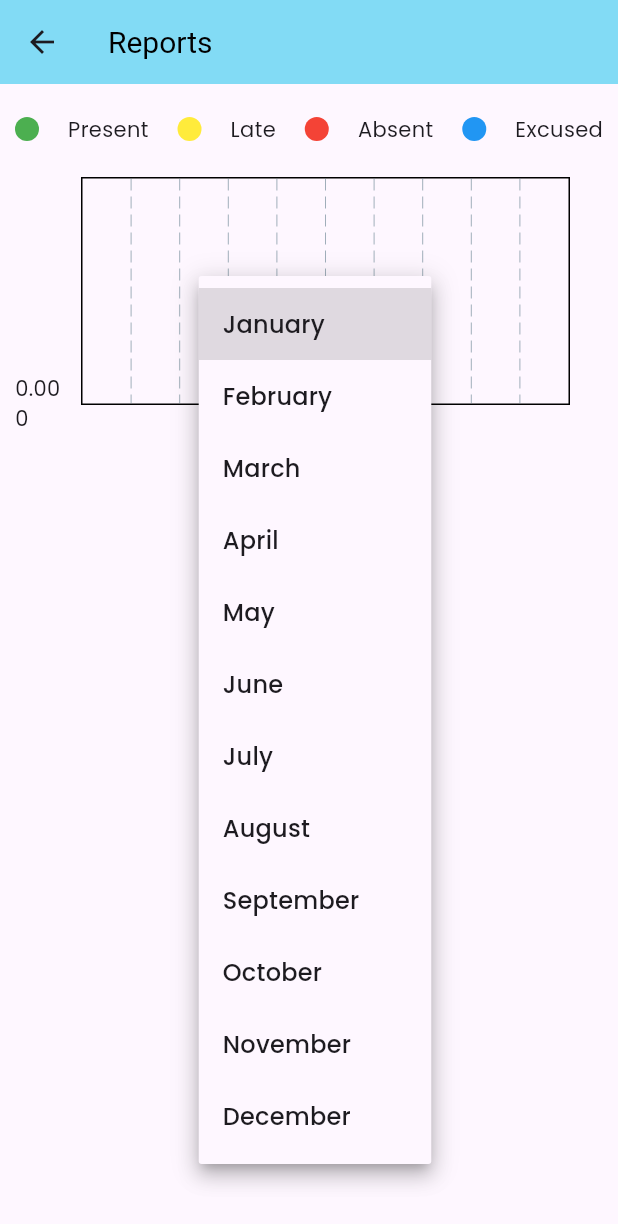
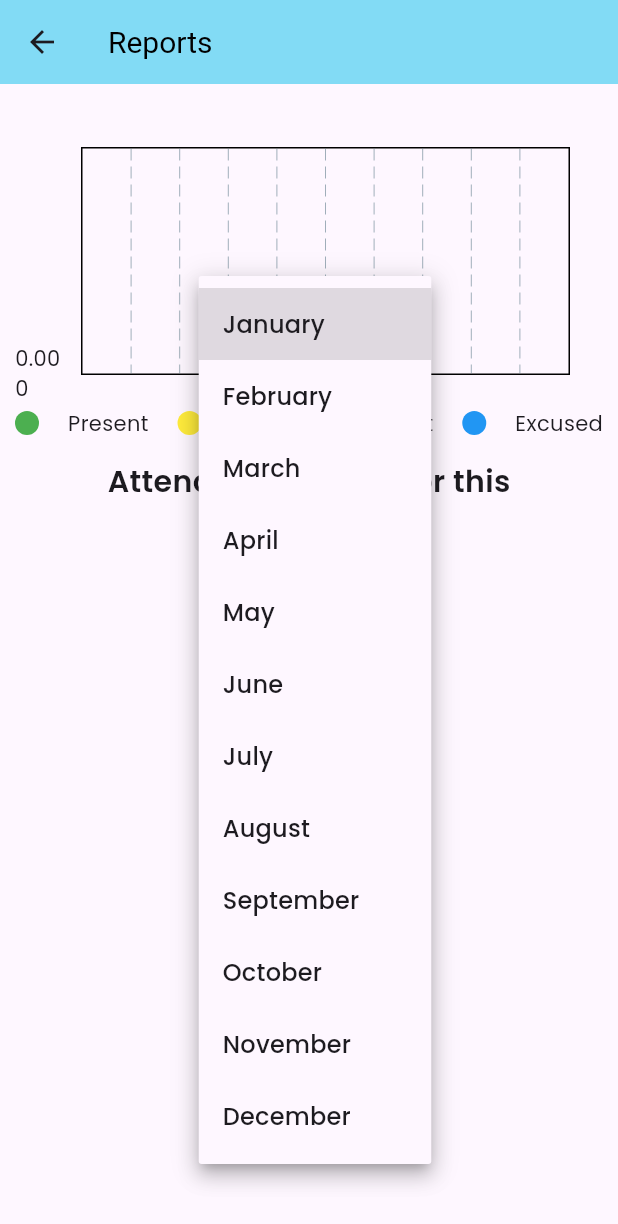
Before and after one commit to rinkaji/endterm-project-MAD, a Flutter app: the ReportsScreen screen opened directly with empty values, after a tap on "January", on a phone screen of 412 x 824 dp. Shown: the top 1224 px of the screen. Run offline on Flutter 3.47's test engine with Material 3 defaults, Android fonts, the phone set to English and light mode, and no system bars; drawn by our look-alikes of fl_chart; our stand-ins replace google_fonts, sqflite, table_calendar; accounts and stored records are empty.

Commit message:
Removed comments, improved dbhelper functions, and fixed bugs

```diff
--- a/lib/data/data.dart
+++ b/lib/data/data.dart
@@ -1,5 +1,3 @@
-import 'package:myapp/model/model.dart';
-
 class Attendance {
   int? attendanceId;
   late int memberId;
--- a/lib/helper/dbHelper.dart
+++ b/lib/helper/dbHelper.dart
@@ -3,13 +3,9 @@ import 'package:sqflite/sqflite.dart';
 import 'package:path/path.dart';
 
 class DbHelper {
-  //db constants
   static const String dbName = "attendance.db";
-  static const int dbVersion = 3;
+  static const int dbVersion = 1;
 
-  //table constants
-
-  //group table
   static const String groupTb = "groups";
   static const String groupColId = 'group_id';
   static const String groupColName = 'group_name';
@@ -17,13 +13,11 @@ class DbHelper {
   static const String groupColSubj = 'group_subj';
   static const String groupColSubSection = 'group_subsection';
 
-  // members table
   static const String memberTb = "members";
   static const String memberColId = 'member_id';
   static const String memberColName = "member_name";
   static const String memberColGroupId = "group_id";
 
-  // attendance table
   static const String attendanceTb = "attendance";
   static const String attendanceColId = "attendance_id";
   static const String attendanceColMemberId = "attendance_member_id";
@@ -31,18 +25,11 @@ class DbHelper {
   static const String attendanceDate = "attendance_date";
   static const String attendanceStatus = "attendance_status";
 
-  //events table
   static const String eventTb = "event";
   static const String eventColId = "event_id";
   static const String eventColName = "event_name";
   static const String eventColDate = "event_date";
   static const String eventColGroupId = "event_group_id";
-
-  // //events_in_group table
-  // static const String eventGroupTb = "event_group";
-  // static const String eventGroupColId = "event_group_id";
-  // static const String eventGroupColGroupId = "group_id";
-  // static const String eventGroupColEventId = "event_id";
 
   static Future<Database> openDb() async {
     var path = join(await getDatabasesPath(), dbName);
@@ -77,11 +64,6 @@ class DbHelper {
     FOREIGN KEY ($eventColGroupId) REFERENCES $groupTb ($groupColId) ON DELETE CASCADE ON UPDATE CASCADE
     );''';
 
-    // var createEventGroupTb = '''CREATE TABLE IF NOT EXISTS $eventGroupTb(
-    // $eventGroupColId INTEGER PRIMARY KEY AUTOINCREMENT,
-    // $eventGroupColGroupId INT,
-    // $eventGroupColEventId INT
-    // );''';
     var db = await openDatabase(
       path,
       version: dbVersion,
@@ -94,8 +76,6 @@ class DbHelper {
         print("$attendanceTb created");
         db.execute(createEventTb);
         print("$eventTb created");
-        // db.execute(createEventGroupTb);
-        // print("$eventGroupTb created");
       },
       onUpgrade: (db, oldVersion, newVersion) {
         if (newVersion <= oldVersion) return;
@@ -107,8 +87,6 @@ class DbHelper {
         db.execute(createAttendanceTb);
         db.execute("DROP TABLE IF EXISTS $eventTb");
         db.execute(createEventTb);
-        // db.execute("DROP TABLE IF EXISTS $eventGroupTb");
-        // db.execute(createEventGroupTb);
         print("dropped and new table created");
       },
     );
@@ -142,6 +120,7 @@ class DbHelper {
     final db = await openDb();
     await db
         .delete(groupTb, where: "$groupColId = ?", whereArgs: [category.id]);
+    await deleteMember(category.id);
   }
 
   static Future<int> addMember(Participant participant) async {
@@ -177,12 +156,11 @@ class DbHelper {
     var db = await DbHelper.openDb();
     int result = await db.delete(memberTb,
         where: '${DbHelper.memberColId} = ?', whereArgs: [id]);
-    deleteAttendance(id);
+    await deleteAttendance(memberId: id);
     print('${result} member updated');
     return id;
   }
 
-  //for event table queries
   static Future<int> addEvent(Event event) async {
     var db = await DbHelper.openDb();
     int id = await db.insert(eventTb, event.toMapWithoutId());
@@ -212,7 +190,6 @@ class DbHelper {
         where: "$eventColId = ?", whereArgs: [event.id]);
   }
 
-  //for attendance table queries
   static Future<int> addAttendance(Attendance attendance) async {
     var db = await DbHelper.openDb();
     int id = await db.insert(attendanceTb, attendance.toMapWithoutId(),
@@ -221,33 +198,44 @@ class DbHelper {
     return id;
   }
 
-  static Future<List<Map>> fetchAttendance(String month, String? status, int ptId, int catId) async {
+  static Future<List<Map>> fetchAttendance(
+      String month, String? status, int ptId, int catId) async {
     var db = await DbHelper.openDb();
 
     var results = await db.query(attendanceTb,
-        columns: [
-          DbHelper.attendanceColGroupId,
-          attendanceDate,
-          attendanceStatus
-        ],
-        where: '$attendanceDate LIKE ? AND $attendanceStatus = ? AND $attendanceColMemberId = ? AND $attendanceColGroupId = ?',
-        whereArgs: ['$month', '$status', '$ptId', '$catId'],
+        columns: [attendanceStatus, attendanceDate],
+        where:
+            '$attendanceDate LIKE ? AND $attendanceStatus = ? AND $attendanceColMemberId = ? AND $attendanceColGroupId = ?',
+        whereArgs: ['%-$month-%', '$status', ptId, catId],
         orderBy: attendanceDate);
-    print("${results} attendance record fetched for ${month}");
+    print("${results}  attendance record fetched for ${month}");
     return results;
   }
 
-  static void deleteAttendance(int memberId) async {
+  static Future<void> deleteAttendance({int? memberId, int? catId}) async {
     var db = await DbHelper.openDb();
-    await db.delete(attendanceTb,
-        where: '$attendanceColMemberId = ?', whereArgs: [memberId]);
+    String? where;
+    List whereArgs;
+
+    if (memberId != null) {
+      where = '$attendanceColMemberId = ?';
+      whereArgs = ['$memberId'];
+    } else {
+      where = '$attendanceColGroupId = ?';
+      whereArgs = ['$catId'];
+    }
+    await db.delete(attendanceTb, where: where, whereArgs: whereArgs);
   }
 
-  static Future<List<Map<String, Object?>>> fetchStatus(member_id, group_id, date) async{
+  static Future<List<Map<String, Object?>>> fetchStatus(
+      int memberId, int groupId, String date) async {
     var db = await DbHelper.openDb();
-    var result =  db.query(attendanceTb, columns: [attendanceStatus], where: "$attendanceColMemberId = ? AND $attendanceColGroupId = ? AND $attendanceDate = ?", whereArgs: [member_id, group_id, date]);
+    var result = await db.query(attendanceTb,
+        columns: [attendanceStatus],
+        where:
+            "$attendanceColMemberId = ? AND $attendanceColGroupId = ? AND $attendanceDate = ?",
+        whereArgs: [memberId, groupId, date]);
     print(result);
     return result;
   }
-
 }
--- a/lib/model/model.dart
+++ b/lib/model/model.dart
@@ -1,5 +1,4 @@
 import 'package:flutter/material.dart';
-
 import 'package:myapp/helper/dbHelper.dart';
 import 'package:myapp/model/theme_selection.dart';
 
@@ -84,7 +83,6 @@ class Category {
   Color get color => theme.color;
 }
 
-//for event Class
 class Event {
   late int id;
   late String title;
--- a/lib/model/theme_selection.dart
+++ b/lib/model/theme_selection.dart
@@ -9,7 +9,6 @@ enum ThemeSelection {
 }
 
 extension ThemeSelectionExtension on ThemeSelection {
-  //get the color
   Color get color {
     switch (this) {
       case ThemeSelection.Sky:
@@ -25,7 +24,6 @@ extension ThemeSelectionExtension on ThemeSelection {
     }
   }
 
-  //get the associated icon
   Icon get icon {
     switch (this) {
       case ThemeSelection.Sky:
--- a/lib/screens/add_participant_screen/addParticipantScreen.dart
+++ b/lib/screens/add_participant_screen/addParticipantScreen.dart
@@ -1,5 +1,4 @@
 import 'package:flutter/material.dart';
-import 'package:myapp/data/data.dart';
 import 'package:myapp/helper/dbHelper.dart';
 import 'package:myapp/model/model.dart';
 import 'package:myapp/model/theme_selection.dart';
@@ -37,7 +36,7 @@ class _AddParticipantScreenState extends State<AddParticipantScreen> {
           ),
         ),
         title: Text(
-          "Create Group",
+          "Create Members",
           style: TextStyle(fontWeight: FontWeight.w500, fontSize: 20),
         ),
         actions: [
--- a/lib/screens/homescreen/homescreen.dart
+++ b/lib/screens/homescreen/homescreen.dart
@@ -29,7 +29,6 @@ class _HomescreenState extends State<Homescreen> {
     DbHelper.updateGroup(category);
     setState(() {});
   }
-
 
   @override
   Widget build(BuildContext context) {
--- a/lib/screens/homescreen/homescreen_card.dart
+++ b/lib/screens/homescreen/homescreen_card.dart
@@ -1,9 +1,7 @@
 import 'package:flutter/material.dart';
-
 import 'package:myapp/model/model.dart';
 import 'package:myapp/model/theme_selection.dart';
 import 'package:myapp/screens/mainscreen/mainscreen.dart';
-import 'package:myapp/screens/reports_screen/reports_screen.dart';
 
 class HomeScreenCard extends StatelessWidget {
   HomeScreenCard(
--- a/lib/screens/mainscreen/mainscreen.dart
+++ b/lib/screens/mainscreen/mainscreen.dart
@@ -40,7 +40,6 @@ class _MainScreenState extends State<MainScreen> {
     return members;
   }
 
-  //for calendar day selection
   var today = DateTime.now();
   void selectedDay(DateTime day, DateTime focusedDay) {
     setState(() {
@@ -48,7 +47,6 @@ class _MainScreenState extends State<MainScreen> {
     });
   }
 
-  //for creating events in calendar
   List<Map<String, dynamic>>? allMember = [];
   String status="";
 
@@ -172,7 +170,6 @@ class _MainScreenState extends State<MainScreen> {
                         itemBuilder: (BuildContext context, int index) {
                           var filtered = members![index];
                           return MainScreenTile(
-                              // addAttendance: addAttendance,
                               filtered: Participant.fromMap(filtered),
                               delMember: removeMember,
                               updateMember: editMember,
--- a/lib/screens/reports_screen/reports_screen.dart
+++ b/lib/screens/reports_screen/reports_screen.dart
@@ -20,27 +20,24 @@ class _ReportsScreenState extends State<ReportsScreen> {
   double late = 0;
   double absent = 0;
   double excused = 0;
-  List test = [];
 
   Future<void> presentAtt() async {
-    present = ((await DbHelper.fetchAttendance('2024-$dropDownValue-%', 'Present',
+    present = ((await DbHelper.fetchAttendance('$dropDownValue', 'Present',
                 widget.participant.ptID!, widget.participant.catID))
             .length)
         .toDouble();
-    late = ((await DbHelper.fetchAttendance('2024-$dropDownValue-%', 'Absent',
+    late = ((await DbHelper.fetchAttendance('$dropDownValue', 'Absent',
                 widget.participant.ptID!, widget.participant.catID))
             .length)
         .toDouble();
-    absent = ((await DbHelper.fetchAttendance('2024-$dropDownValue-%', 'Late',
+    absent = ((await DbHelper.fetchAttendance('$dropDownValue', 'Late',
                 widget.participant.ptID!, widget.participant.catID))
             .length)
         .toDouble();
-    excused = ((await DbHelper.fetchAttendance('2024-$dropDownValue-%', 'Excused',
+    excused = ((await DbHelper.fetchAttendance('$dropDownValue', 'Excused',
                 widget.participant.ptID!, widget.participant.catID))
             .length)
         .toDouble();
-    test = await DbHelper.fetchAttendance('2024-$dropDownValue-%', 'Excused',
-        widget.participant.ptID!, widget.participant.catID);
     setState(() {});
   }
 
@@ -87,10 +84,58 @@ class _ReportsScreenState extends State<ReportsScreen> {
         body: Padding(
           padding: const EdgeInsets.symmetric(horizontal: 10.0, vertical: 10),
           child: Column(
+            mainAxisAlignment: MainAxisAlignment.start,
             children: [
 
               SizedBox(
                 height: 10,
+              ),
+
+              Center(
+                child: AspectRatio(
+                  aspectRatio: 2.0,
+                  child: BarChart(
+                    BarChartData(
+                      barTouchData: BarTouchData(
+
+                      ),
+                        titlesData: FlTitlesData(
+                          show: true,
+                          bottomTitles: AxisTitles(
+                              sideTitles: SideTitles(
+                                  showTitles: true,
+                                  getTitlesWidget: bottomTitles)),
+                          topTitles: AxisTitles(
+                              sideTitles: SideTitles(
+                                  showTitles: true,
+                                  getTitlesWidget: bottomTitles)),
+                          rightTitles: AxisTitles(
+                              sideTitles: SideTitles(
+                                  showTitles: true,
+                                  getTitlesWidget: bottomTitles)),
+                        ),
+                        barGroups: [
+                          BarChartGroupData(x: 0, barRods: [
+                            BarChartRodData(toY: present, color: Colors.green)
+                          ]),
+                          BarChartGroupData(
+
+                            x: 0,
+                            barRods: [
+                              BarChartRodData(
+
+                                toY: absent, color: Colors.yellow)
+                            ],
+                          ),
+                          BarChartGroupData(x: 0, barRods: [
+                            BarChartRodData(toY: late, color: Colors.red)
+                          ]),
+                          BarChartGroupData(x: 0, barRods: [
+                            BarChartRodData(toY: excused, color: Colors.blue)
+                          ]),
+                        ]),
+                  ),
+                ),
               ),
               const Row(
                 mainAxisAlignment: MainAxisAlignment.spaceBetween,
@@ -133,46 +178,9 @@ class _ReportsScreenState extends State<ReportsScreen> {
                   ),
                 ],
               ),
-              Center(
-                child: AspectRatio(
-                  aspectRatio: 2.0,
-                  child: BarChart(
-                    BarChartData(
-                        titlesData: FlTitlesData(
-                          show: true,
-                          bottomTitles: AxisTitles(
-                              sideTitles: SideTitles(
-                                  showTitles: true,
-                                  getTitlesWidget: bottomTitles)),
-                          topTitles: AxisTitles(
-                              sideTitles: SideTitles(
-                                  showTitles: true,
-                                  getTitlesWidget: bottomTitles)),
-                          rightTitles: AxisTitles(
-                              sideTitles: SideTitles(
-                                  showTitles: true,
-                                  getTitlesWidget: bottomTitles)),
-                        ),
-                        barGroups: [
-                          BarChartGroupData(x: 0, barRods: [
-                            BarChartRodData(toY: present, color: Colors.green)
-                          ]),
-                          BarChartGroupData(
-                            x: 0,
-                            barRods: [
-                              BarChartRodData(toY: absent, color: Colors.yellow)
-                            ],
-                          ),
-                          BarChartGroupData(x: 0, barRods: [
-                            BarChartRodData(toY: late, color: Colors.red)
-                          ]),
-                          BarChartGroupData(x: 0, barRods: [
-                            BarChartRodData(toY: excused, color: Colors.blue)
-                          ]),
-                        ]),
-                  ),
-                ),
-              ),
+              SizedBox(height: 15,),
+              Text('Attendance report for this',style: TextStyle(fontSize: 20, fontWeight: FontWeight.w600),),
+              SizedBox(height: 10,),
               DropdownButton(
                   value: dropDownValue,
                   items: const [
```
Also changed, not shown: lib/screens/createscreen/createscreen.dart (+2 -8 lines), lib/screens/mainscreen/mainscreen_tile.dart (+3 -12 lines), 1 other file.
